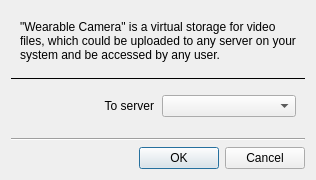
Above: client/nx_client_desktop/src/ui/dialogs/new_wearable_camera_dialog.ui from networkoptix/nx_open before the change. Below: the same form after it.
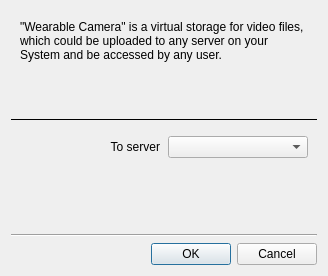
That is the form after the change. Custom widgets are drawn as their Qt base class.

```diff
--- a/client/nx_client_desktop/src/ui/dialogs/new_wearable_camera_dialog.ui
+++ b/client/nx_client_desktop/src/ui/dialogs/new_wearable_camera_dialog.ui
@@ -2,6 +2,14 @@
 <ui version="4.0">
  <class>NewWearableCameraDialog</class>
  <widget class="QDialog" name="NewWearableCameraDialog">
+  <property name="geometry">
+   <rect>
+    <x>0</x>
+    <y>0</y>
+    <width>328</width>
+    <height>276</height>
+   </rect>
+  </property>
   <property name="windowTitle">
    <string>New Wearable Camera...</string>
   </property>
@@ -12,7 +20,7 @@
       <item>
        <widget class="QLabel" name="headerLabel">
         <property name="text">
-         <string>&quot;Wearable Camera&quot; is a virtual storage for video files, which could be uploaded to any server on your system and be accessed by any user.</string>
+         <string>&quot;Wearable Camera&quot; is a virtual storage for video files, which could be uploaded to any server on your System and be accessed by any user.</string>
         </property>
         <property name="alignment">
          <set>Qt::AlignLeading|Qt::AlignLeft|Qt::AlignTop</set>
```
